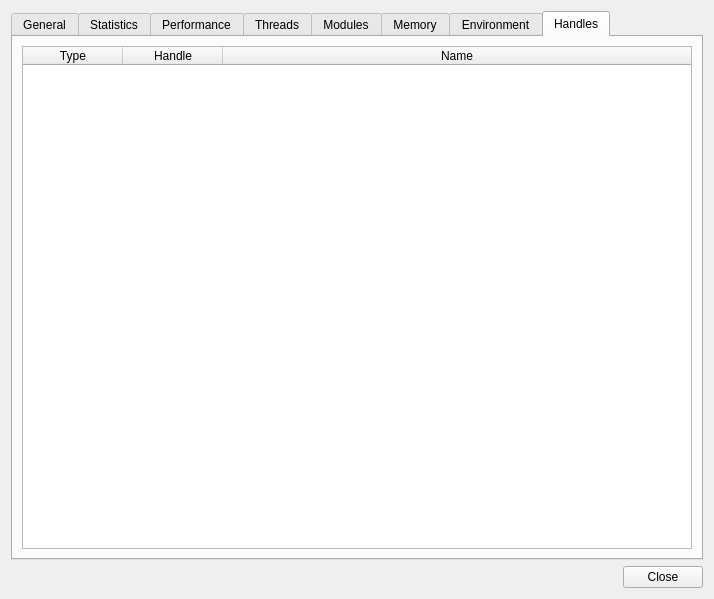
Qt form plugins/ProcessProperties/dialogprocess.ui (eteran/edb-debugger) before a commit.
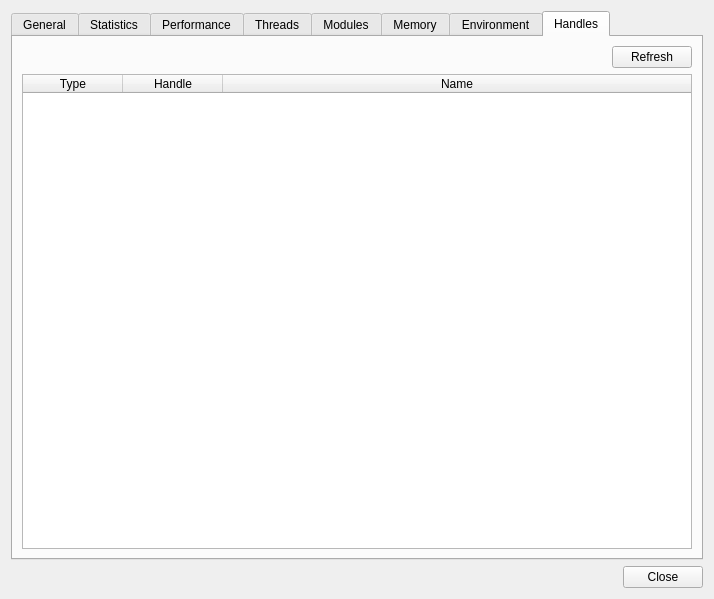
The same form after that commit. The open tabs and pages were chosen to show the change. Icons and pictures are not drawn.

What changed in the file:
```diff
--- a/plugins/ProcessProperties/dialogprocess.ui
+++ b/plugins/ProcessProperties/dialogprocess.ui
@@ -396,9 +396,33 @@
       <attribute name="title">
        <string>Handles</string>
       </attribute>
-      <layout class="QGridLayout" name="gridLayout_6">
-       <item row="0" column="0">
-        <widget class="QTableWidget" name="tableWidget_4">
+      <layout class="QVBoxLayout" name="verticalLayout_3">
+       <item>
+        <layout class="QHBoxLayout" name="horizontalLayout_3">
+         <item>
+          <spacer name="horizontalSpacer_4">
+           <property name="orientation">
+            <enum>Qt::Horizontal</enum>
+           </property>
+           <property name="sizeHint" stdset="0">
+            <size>
+             <width>40</width>
+             <height>20</height>
+            </size>
+           </property>
+          </spacer>
+         </item>
+         <item>
+          <widget class="QPushButton" name="btnRefreshHandles">
+           <property name="text">
+            <string>Refresh</string>
+           </property>
+          </widget>
+         </item>
+        </layout>
+       </item>
+       <item>
+        <widget class="QTableWidget" name="tableHandles">
          <property name="editTriggers">
           <set>QAbstractItemView::NoEditTriggers</set>
          </property>
```
